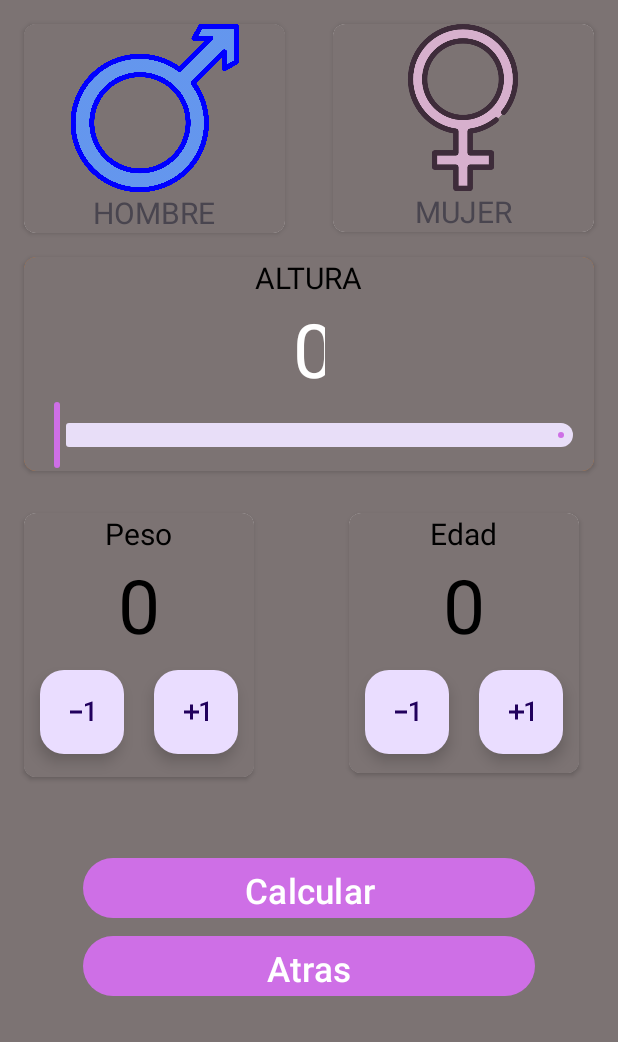
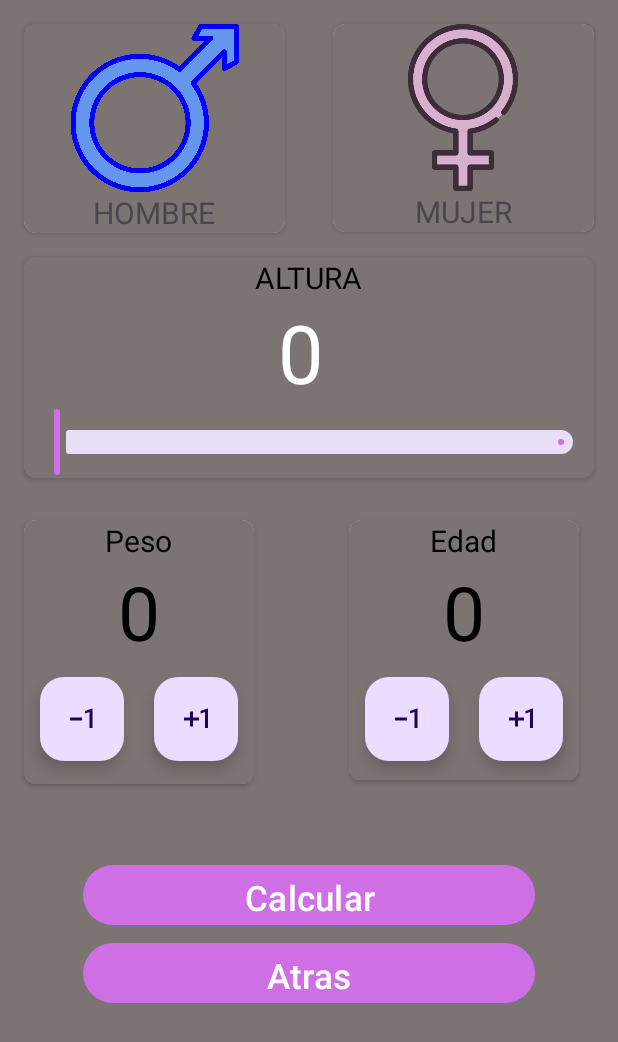
Before and after one commit to LuciaES24/CalculadoraIMC, an Android app: the IMCActivity screen opened directly, with no data from a screen before it, on a phone screen of 412 x 824 dp. Shown: the top 1042 px of the screen. Run offline under Robolectric (Android 15) with nearby library versions, the phone set to English and light mode, and no system bars; 20 statements that could not run were skipped.

Commit message:
CAMBIO DE TAMAÑO

```diff
--- a/app/src/main/res/layout/activity_imcactivity.xml
+++ b/app/src/main/res/layout/activity_imcactivity.xml
@@ -100,11 +100,11 @@
 
             <TextView
                 android:id="@+id/textoAlturaNumero"
-                android:layout_width="21dp"
+                android:layout_width="41dp"
                 android:layout_height="wrap_content"
                 android:text="@string/NumeroAltura"
                 android:textColor="@color/white"
-                android:textSize="50sp" />
+                android:textSize="54sp" />
 
             <com.google.android.material.slider.RangeSlider
                 android:id="@+id/barra"
```
